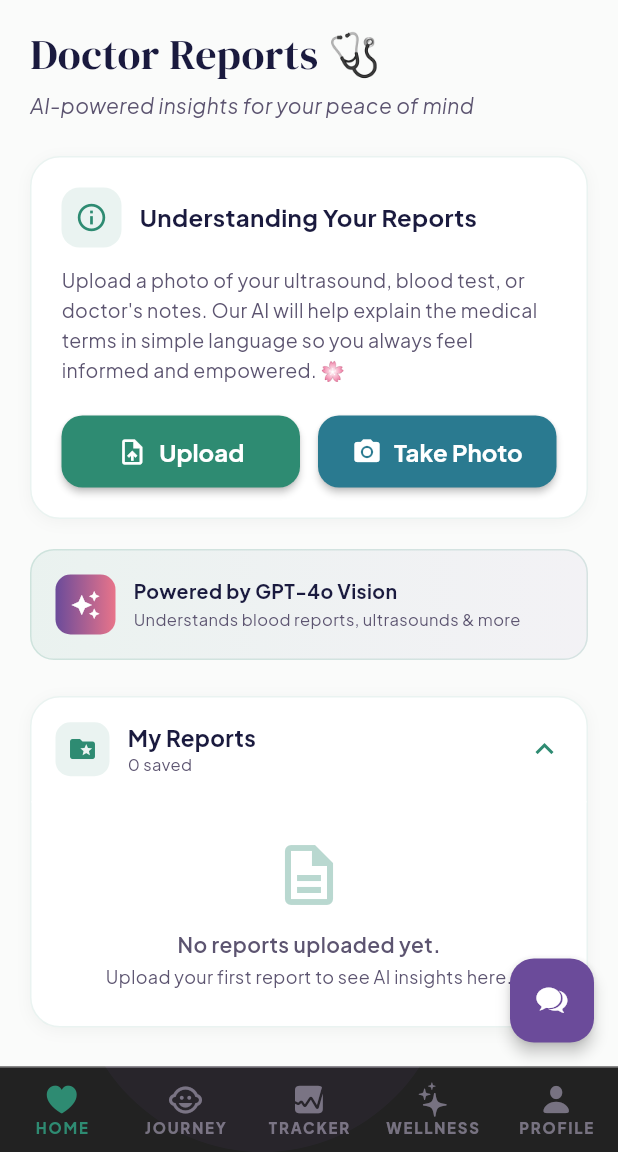
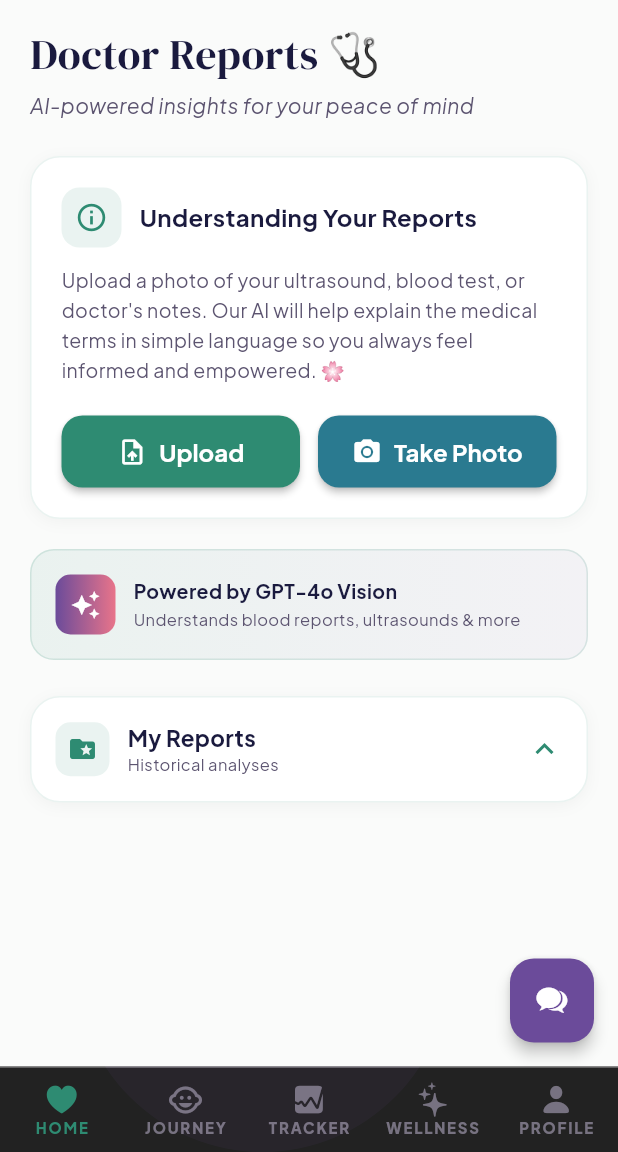
Before and after one commit to punkesh93/Mamma, a Flutter app: the DoctorTab screen opened by its route, after a tap on "My Reports", after a tap on the "dark mode" icon, on a phone screen of 412 x 824 dp, the part 84-1236 px from its top. Run offline on Flutter 3.47's test engine with Material 3 defaults, Android fonts, the phone set to English and light mode, and no system bars; our stand-ins replace cloud_firestore, firebase_auth, firebase_core, firebase_messaging, flutter_animate, flutter_dotenv and 8 more; accounts and stored records are empty.

Commit message:
feat: implement doctor report analysis feature with AI integration and Firestore storage

```diff
--- a/lib/screens/doctor_tab.dart
+++ b/lib/screens/doctor_tab.dart
@@ -3,7 +3,10 @@ import 'dart:io';
 import 'package:flutter/material.dart';
 import 'package:google_fonts/google_fonts.dart';
 import 'package:image_picker/image_picker.dart';
+import 'package:provider/provider.dart';
 import '../core/services/openrouter_service.dart';
+import '../core/services/firestore_service.dart';
+import '../providers/auth_provider.dart';
 
 // ── Design tokens ─────────────────────────────────────────────────────────────
 const _sage = Color(0xFF2E8B72);
@@ -27,6 +30,22 @@ class DoctorReport {
     required this.aiAnalysis,
     required this.week,
   });
+
+  Map<String, dynamic> toJson() => {
+    'id': id,
+    'timestamp': timestamp,
+    'photoUrl': photoUrl,
+    'aiAnalysis': aiAnalysis,
+    'week': week,
+  };
+
+  factory DoctorReport.fromJson(Map<String, dynamic> json) => DoctorReport(
+    id: json['id'],
+    timestamp: json['timestamp'],
+    photoUrl: json['photoUrl'],
+    aiAnalysis: json['aiAnalysis'],
+    week: json['week'],
+  );
 }
 
 class DoctorTab extends StatefulWidget {
@@ -40,6 +59,7 @@ class DoctorTab extends StatefulWidget {
 
 class _DoctorTabState extends State<DoctorTab> {
   final OpenRouterService _aiService = OpenRouterService();
+  final FirestoreService _firestoreService = FirestoreService();
   final ImagePicker _picker = ImagePicker();
 
   File? _pickedImage;
@@ -49,9 +69,6 @@ class _DoctorTabState extends State<DoctorTab> {
   String? _aiResponse;
   String? _analyzeError;
   bool _showHistory = false;
-
-  // Mock history - in production would come from Firestore
-  final List<DoctorReport> _history = [];
 
   // ── Pick image from gallery ───────────────────────────────────────────────
   Future<void> _handleUploadClick() async {
@@ -140,9 +157,12 @@ class _DoctorTabState extends State<DoctorTab> {
     }
   }
 
-  // ── Save report to history ────────────────────────────────────────────────
   void _saveReport() {
     if (_aiResponse != null) {
+      final auth = Provider.of<AuthProvider>(context, listen: false);
+      final user = auth.userData;
+      if (user == null) return;
+
       final now = DateTime.now();
       final report = DoctorReport(
         id: DateTime.now().millisecondsSinceEpoch.toString(),
@@ -152,8 +172,9 @@ class _DoctorTabState extends State<DoctorTab> {
         week: widget.week,
       );
 
+      _firestoreService.saveDoctorReport(user.uid, report.toJson());
+
       setState(() {
-        _history.insert(0, report);
         _pickedImage = null;
         _base64Image = null;
         _aiResponse = null;
@@ -339,6 +360,9 @@ class _DoctorTabState extends State<DoctorTab> {
   }
 
   Widget _buildHistoryCard() {
+    final auth = Provider.of<AuthProvider>(context);
+    final user = auth.userData;
+
     return Container(
       decoration: BoxDecoration(
         color: Colors.white,
@@ -363,12 +387,12 @@ class _DoctorTabState extends State<DoctorTab> {
                     child: const Icon(Icons.folder_special, color: _sage, size: 20),
                   ),
                   const SizedBox(width: 12),
-                  Expanded(
+                  const Expanded(
                     child: Column(
                       crossAxisAlignment: CrossAxisAlignment.start,
                       children: [
-                        Text('My Reports', style: GoogleFonts.plusJakartaSans(fontSize: 15, fontWeight: FontWeight.w700, color: _ink)),
-                        Text('${_history.length} saved', style: GoogleFonts.plusJakartaSans(fontSize: 11, color: _mauve)),
+                        Text('My Reports', style: TextStyle(fontSize: 15, fontWeight: FontWeight.bold, color: _ink)),
+                        Text('Historical analyses', style: TextStyle(fontSize: 11, color: _mauve)),
                       ],
                     ),
                   ),
@@ -378,10 +402,22 @@ class _DoctorTabState extends State<DoctorTab> {
             ),
           ),
           // History list
-          if (_showHistory) ...[
+          if (_showHistory && user != null) ...[
             const Divider(height: 1),
-            if (_history.isEmpty)
-              Padding(
+            StreamBuilder(
+              stream: _firestoreService.streamDoctorReports(user.uid),
+              builder: (context, snapshot) {
+                if (snapshot.connectionState == ConnectionState.waiting) {
+                  return const Padding(
+                    padding: EdgeInsets.all(20),
+                    child: Center(child: CircularProgressIndicator(color: _sage)),
+                  );
+                }
+
+                final docs = snapshot.data?.docs ?? [];
+
+                if (docs.isEmpty) {
+                  return Padding(
                     padding: const EdgeInsets.all(24),
                     child: Column(
                       children: [
@@ -392,16 +428,19 @@ class _DoctorTabState extends State<DoctorTab> {
                         Text('Upload your first report to see AI insights here.', style: GoogleFonts.plusJakartaSans(fontSize: 12, color: _mauve), textAlign: TextAlign.center),
                       ],
                     ),
-              )
-            else
-              ListView.separated(
+                  );
+                }
+
+                return ListView.separated(
                   shrinkWrap: true,
                   physics: const NeverScrollableScrollPhysics(),
-                itemCount: _history.length,
+                  itemCount: docs.length,
                   separatorBuilder: (_, __) => const Divider(height: 1),
                   itemBuilder: (context, index) {
-                  final report = _history[index];
+                    final report = DoctorReport.fromJson(docs[index].data());
                     return _buildHistoryItem(report);
+                  },
+                );
               },
             ),
           ],
--- a/lib/screens/profile_tab.dart
+++ b/lib/screens/profile_tab.dart
@@ -13,10 +13,8 @@ import '../core/services/subscription_service.dart';
 const _rose = Color(0xFFE8748A);
 const _lavender = Color(0xFF6B4B9A);
 const _sky = Color(0xFF2A7A90);
-const _sage = Color(0xFF2E8B72);
 const _ink = Color(0xFF1A1A3E);
 const _mauve = Color(0xFF5C5470);
-const _cream = Color(0xFFFAF5F0);
 
 class ProfileTab extends StatefulWidget {
   const ProfileTab({super.key});
@@ -30,7 +28,6 @@ class _ProfileTabState extends State<ProfileTab> {
   bool _isEditing = false;
   String _editName = '';
   bool _isUploading = false;
-  final bool _showPaywall = false;
   String? _activeSection;
   bool _showCancelConfirm = false;
   bool _isCancelling = false;
--- a/lib/screens/setup_screen.dart
+++ b/lib/screens/setup_screen.dart
@@ -754,7 +754,6 @@ class _SetupScreenState extends State<SetupScreen> {
                 Row(
                   children: List.generate(3, (i) {
                     final isActive = i + 1 <= _step;
-                    final isCurrent = i + 1 == _step;
                     return Expanded(
                       child: Container(
                         height: 4,
```
Also changed, not shown: lib/core/services/firestore_service.dart (+15 -0 lines), lib/screens/home_tab.dart (+25 -9 lines). Lines whose indentation alone changed are shown as unchanged.
